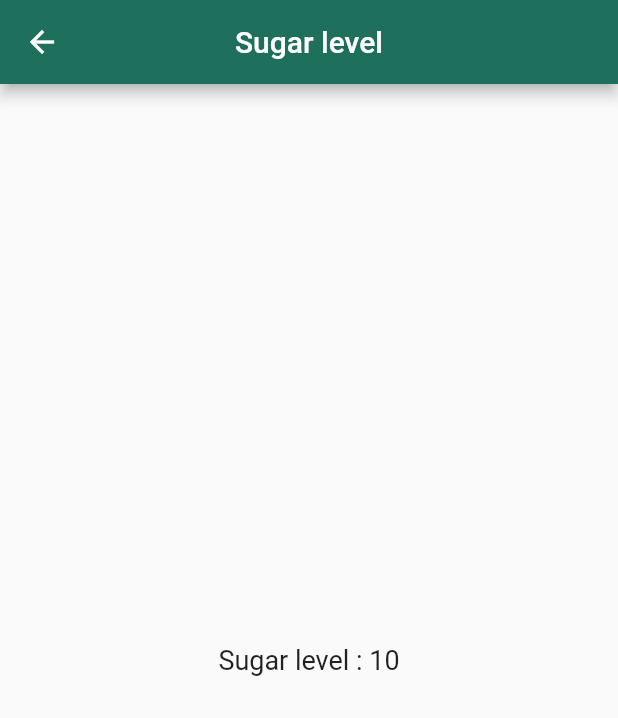
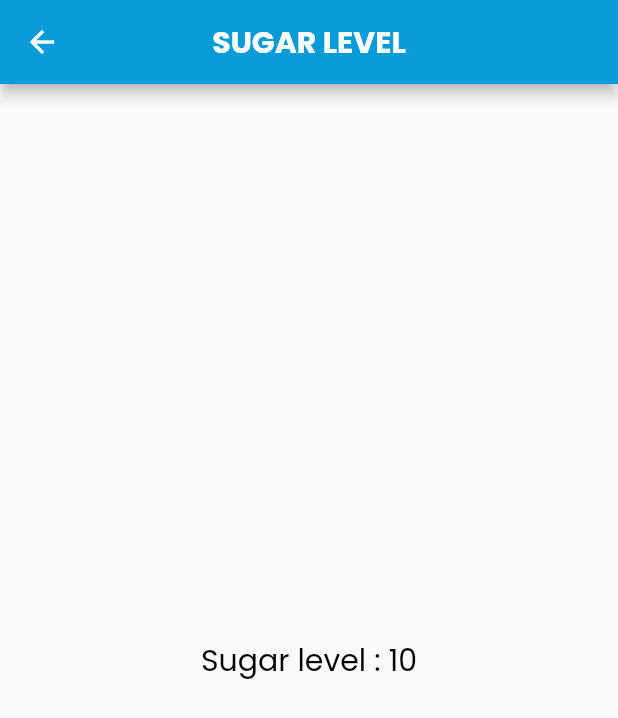
Before and after one commit to ammarrizal/stswks_health_app, a Flutter app: the SugarLevel screen opened directly, on a phone screen of 412 x 824 dp. Shown: the top 718 px of the screen. Run offline on Flutter 3.47's test engine with Material 2 defaults, Android fonts, the phone set to English and light mode, and no system bars; our stand-ins replace font_awesome_flutter, google_fonts, hexcolor.

Commit message:
Suga page updated with the new theme

```diff
--- a/lib/views/sugar_level_page.dart
+++ b/lib/views/sugar_level_page.dart
@@ -10,8 +10,15 @@ class _SugarLevelState extends State<SugarLevel> {
   Widget build(BuildContext context) {
     return Scaffold(
       appBar: AppBar(
-        title: Text('Sugar level'),
-        backgroundColor: Color(0xff1e6f5c),
+        title: Text(
+          'SUGAR LEVEL',
+          style: TextStyle(
+            fontFamily: 'Poppins',
+            color: Colors.white,
+            fontWeight: FontWeight.bold,
+          ),
+        ),
+        backgroundColor: Color(0xff079cd8),
         centerTitle: true,
       ),
       body: Center(
@@ -21,7 +28,10 @@ class _SugarLevelState extends State<SugarLevel> {
             Text(
               'Sugar level : 10',
               style: TextStyle(
-                fontSize: 18.0,
+                fontFamily: 'Poppins',
+                fontSize: 20.0,
+                color: Colors.black,
+                //fontWeight: FontWeight.bold,
               ),
             ),
           ],
```
